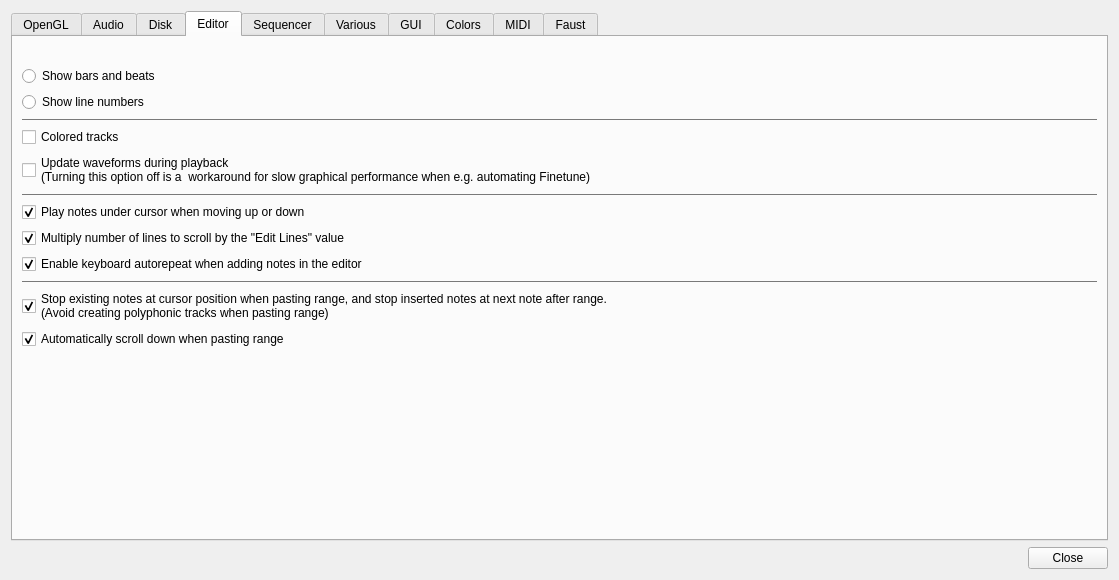
Qt form Qt/qt4_preferences.ui (kmatheussen/radium) before a commit.
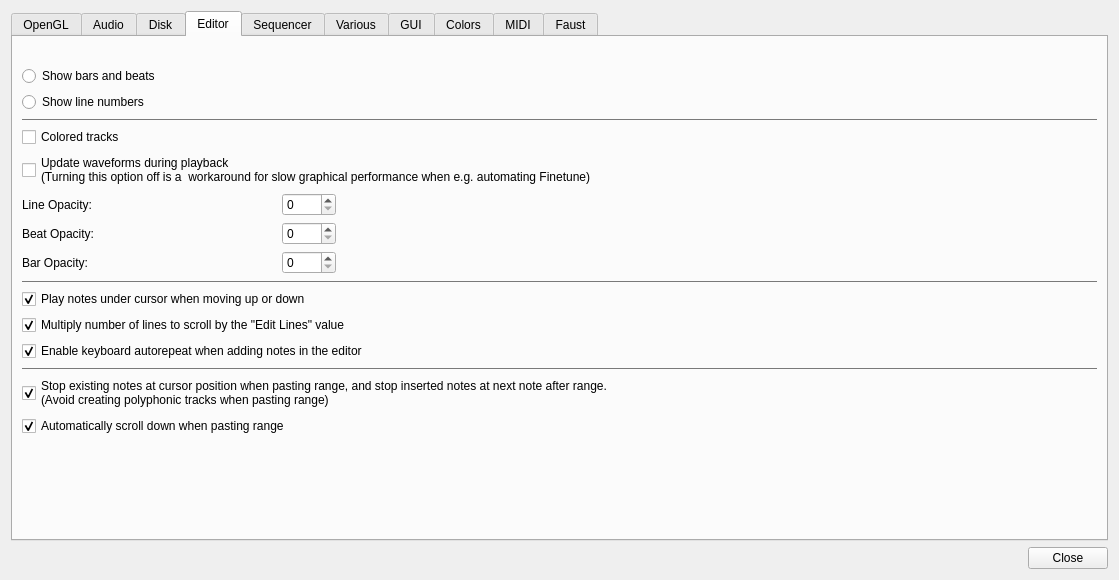
The same form after that commit.

Commit message: Preferences: Add line/beat/bar opacity options to the Editor tab, and rolled back the old default values (had misunderstood something)

```diff
--- a/Qt/qt4_preferences.ui
+++ b/Qt/qt4_preferences.ui
@@ -2335,6 +2335,97 @@
          </property>
         </widget>
        </item>
+       <item>
+        <layout class="QGridLayout" name="gridLayout_19" columnstretch="1,1,3">
+         <item row="2" column="2">
+          <spacer name="horizontalSpacer_22">
+           <property name="orientation">
+            <enum>Qt::Horizontal</enum>
+           </property>
+           <property name="sizeHint" stdset="0">
+            <size>
+             <width>40</width>
+             <height>20</height>
+            </size>
+           </property>
+          </spacer>
+         </item>
+         <item row="0" column="2">
+          <spacer name="horizontalSpacer_13">
+           <property name="orientation">
+            <enum>Qt::Horizontal</enum>
+           </property>
+           <property name="sizeHint" stdset="0">
+            <size>
+             <width>40</width>
+             <height>20</height>
+            </size>
+           </property>
+          </spacer>
+         </item>
+         <item row="2" column="1">
+          <widget class="QSpinBox" name="bar_opacity">
+           <property name="maximum">
+            <number>1000</number>
+           </property>
+          </widget>
+         </item>
+         <item row="0" column="1">
+          <widget class="QSpinBox" name="line_opacity">
+           <property name="sizePolicy">
+            <sizepolicy hsizetype="Fixed" vsizetype="Fixed">
+             <horstretch>0</horstretch>
+             <verstretch>0</verstretch>
+            </sizepolicy>
+           </property>
+           <property name="maximum">
+            <number>1000</number>
+           </property>
+          </widget>
+         </item>
+         <item row="0" column="0">
+          <widget class="QLabel" name="label_24">
+           <property name="text">
+            <string>Line Opacity:</string>
+           </property>
+          </widget>
+         </item>
+         <item row="1" column="0">
+          <widget class="QLabel" name="label_25">
+           <property name="text">
+            <string>Beat Opacity:</string>
+           </property>
+          </widget>
+         </item>
+         <item row="1" column="1">
+          <widget class="QSpinBox" name="beat_opacity">
+           <property name="maximum">
+            <number>1000</number>
+           </property>
+          </widget>
+         </item>
+         <item row="2" column="0">
+          <widget class="QLabel" name="label_26">
+           <property name="text">
+            <string>Bar Opacity:</string>
+           </property>
+          </widget>
+         </item>
+         <item row="1" column="2">
+          <spacer name="horizontalSpacer_21">
+           <property name="orientation">
+            <enum>Qt::Horizontal</enum>
+           </property>
+           <property name="sizeHint" stdset="0">
+            <size>
+             <width>40</width>
+             <height>20</height>
+            </size>
+           </property>
+          </spacer>
+         </item>
+        </layout>
+       </item>
        <item>
         <widget class="Line" name="line_18">
          <property name="palette">
```
Left out of the diff: 10 changed lines with no effect on the pictures. The commit also changes 5 other files.
